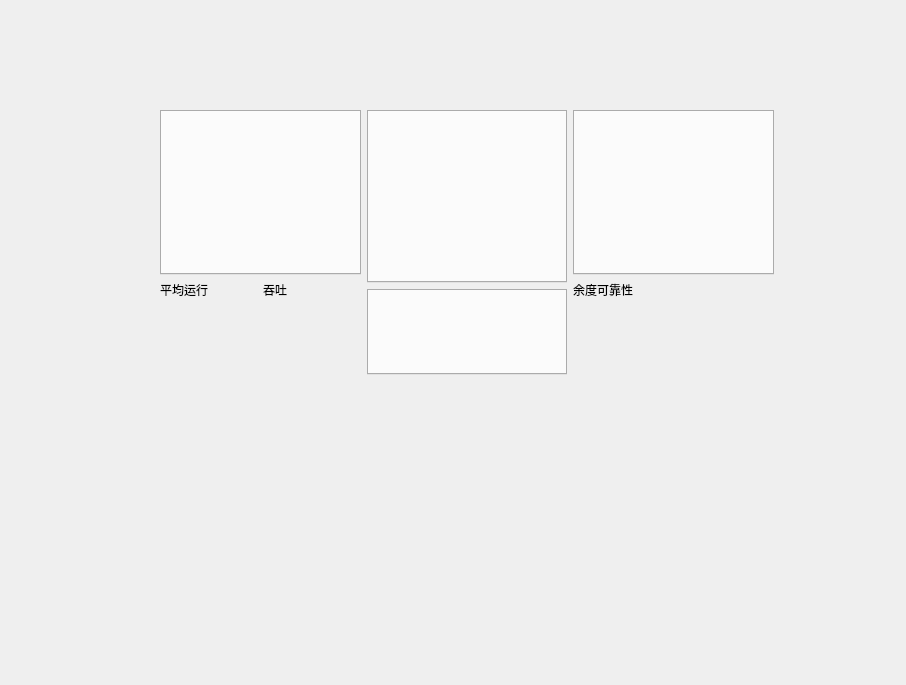
Old version of the form component/result.ui in the repository tocods/jobSimQt.
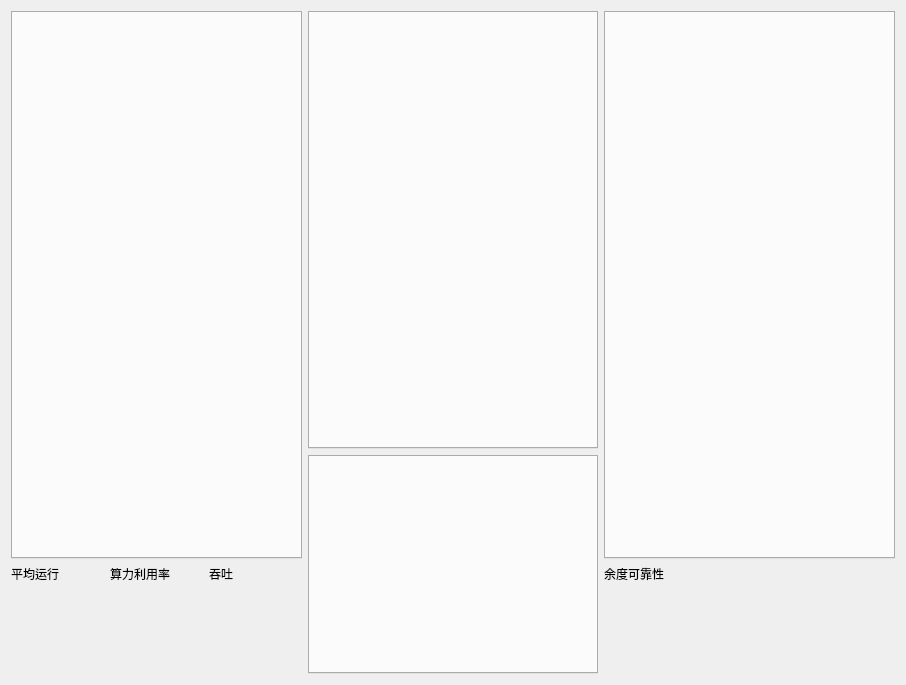
New version of the form.

What changed in the file:
```diff
--- a/component/result.ui
+++ b/component/result.ui
@@ -13,15 +13,8 @@
   <property name="windowTitle">
    <string>Form</string>
   </property>
-  <widget class="QWidget" name="layoutWidget">
-   <property name="geometry">
-    <rect>
-     <x>160</x>
-     <y>110</y>
-     <width>614</width>
-     <height>265</height>
-    </rect>
-   </property>
+  <layout class="QHBoxLayout" name="horizontalLayout_2">
+   <item>
    <layout class="QHBoxLayout" name="horizontalLayout_3" stretch="1,1,1">
     <item>
      <layout class="QVBoxLayout" name="verticalLayout" stretch="5,1">
@@ -56,6 +49,25 @@
           </item>
          </layout>
         </item>
+         <item>
+          <layout class="QVBoxLayout" name="verticalLayout_8">
+           <item>
+            <widget class="QLabel" name="label_2">
+             <property name="text">
+              <string>算力利用率</string>
+             </property>
+            </widget>
+           </item>
+           <item>
+            <widget class="QTextEdit" name="jobShow3">
+             <property name="styleSheet">
+              <string notr="true">background-color: transparent; 
+</string>
+             </property>
+            </widget>
+           </item>
+          </layout>
+         </item>
         <item>
          <layout class="QVBoxLayout" name="verticalLayout_6">
           <item>
@@ -126,7 +138,8 @@
      </layout>
     </item>
    </layout>
-  </widget>
+   </item>
+  </layout>
  </widget>
  <resources/>
  <connections/>
```
Left out of the diff: 4 changed lines with no effect on the pictures. Lines whose indentation alone changed are shown as unchanged.
